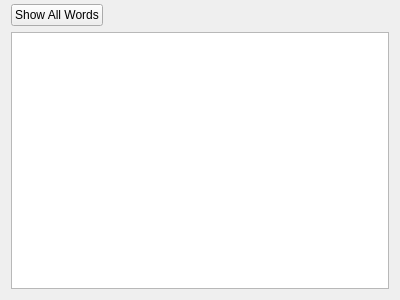
The window that Forms/VocabularyGroupsWidget.ui (iatanasov77/qvocabulary) describes before a commit, drawn with Qt 5.
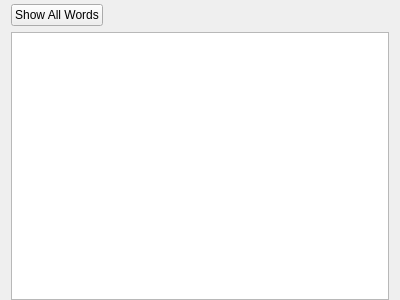
The same window after the commit.

Commit message: Adjust Size of Vocabulary Groups Widget.

```diff
--- a/Forms/VocabularyGroupsWidget.ui
+++ b/Forms/VocabularyGroupsWidget.ui
@@ -17,6 +17,9 @@
    <property name="topMargin">
     <number>4</number>
    </property>
+   <property name="bottomMargin">
+    <number>0</number>
+   </property>
    <item>
     <layout class="QHBoxLayout" name="horizontalLayout">
      <item>
```
The commit also changes 2 other files.
